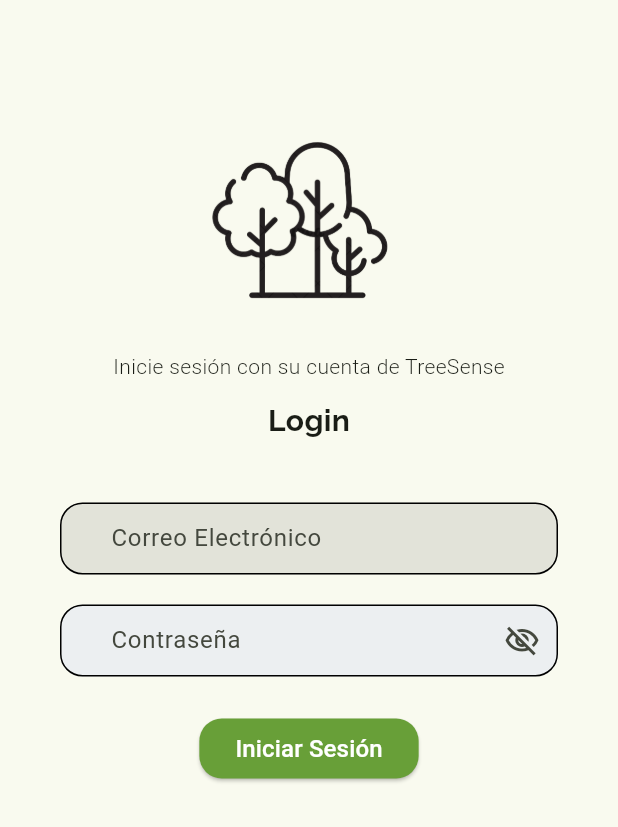
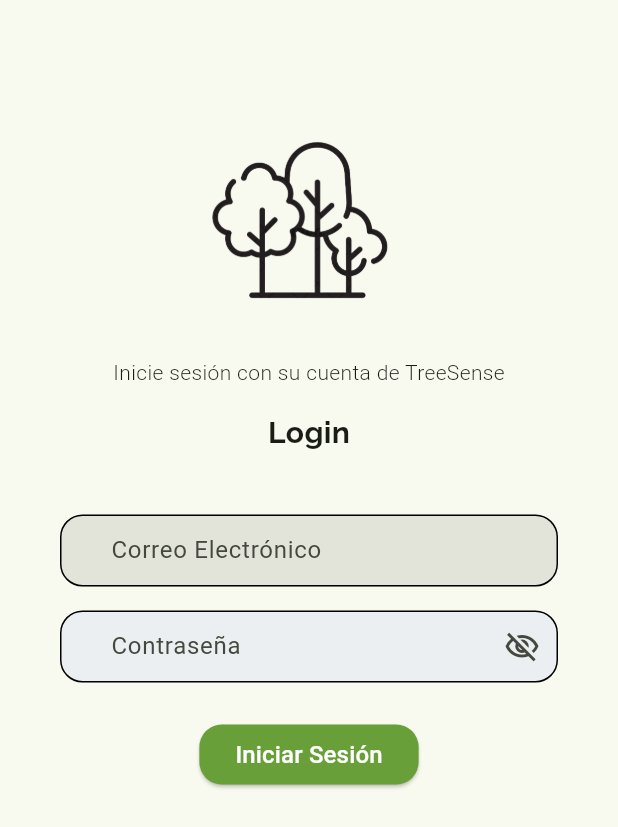
Before and after one commit to PabloPei/TreeSense-Mobile, a Flutter app: the screen it shows after launch, on a phone screen of 412 x 824 dp. Shown: the top 827 px of the screen. Run offline on Flutter 3.47's test engine with Material 3 defaults, Android fonts, the light colour scheme and no system bars; our stand-ins replace flutter_riverpod, flutter_secure_storage, go_router, google_fonts, image_picker; missing offline and left inert: dart_jsonwebtoken; statements that could not run were skipped.

Commit message:
Ajustes para mostrar hora de argentina en la carga. Saco requisitos de password y email en login (salvo campo vacio)

```diff
--- a/assets/messages/es.json
+++ b/assets/messages/es.json
@@ -1,5 +1,5 @@
 {
-    "last_uploads_title": "Ultimas Cargas",
+    "last_uploads_title": "Últimas Cargas",
     "app_title": "TreeSense",
     "login_title": "Login",
     "login_description": "Inicie sesión con su cuenta de TreeSense",
@@ -40,7 +40,7 @@
     "error_refresh_token": "Error al obtener el token de refresco",
     "error_tree_saved" : "Error al guardar el árbol",
     "error_retrieve_species": "Error al recuperar la lista de especies",
-    "error_get_last_upload": "Error al recuperar las ultimas cargas del usuario",
+    "error_get_last_upload": "Error al recuperar las últimas cargas del usuario",
     "error_unknow": "Error desconocido",
     "user_profile_title": "Perfil de usuario",
     "language": "Lenguaje"
--- a/lib/features/auth/presentation/Widgets/login_form.dart
+++ b/lib/features/auth/presentation/Widgets/login_form.dart
@@ -4,6 +4,7 @@
 import 'package:treesense/features/auth/presentation/Widgets/password_field.dart';
 import 'package:treesense/shared/utils/app_utils.dart';
 import 'package:treesense/core/theme/font_conf.dart';
+import 'package:treesense/core/theme/format.dart';
 
 class LoginForm extends StatelessWidget {
   final TextEditingController emailController;
@@ -28,29 +29,29 @@
           child: Column(
             mainAxisSize: MainAxisSize.min,
             children: [
-              const SizedBox(height: 40),
+              const SizedBox(height: AppSpacing.xl),
               Image.asset(
                 'assets/logos/home_logo.png',
                 width: 150,
                 height: 150,
               ),
-              const SizedBox(height: 12),
+              const SizedBox(height: AppSpacing.sm),
               Text(
                 MessageLoader.get('login_description'),
                 style: AppTextStyles.captionTextStyle,
               ),
-              const SizedBox(height: 12),
+              const SizedBox(height: AppSpacing.sm),
               Text(
                 MessageLoader.get('login_title'),
                 style: AppTextStyles.titleStyle,
               ),
-              const SizedBox(height: 40),
+              const SizedBox(height: AppSpacing.xl),
               EmailField(emailController),
-              const SizedBox(height: 20),
+              const SizedBox(height: AppSpacing.sm),
               LoginPassword(passwordController),
-              const SizedBox(height: 24),
+              const SizedBox(height: AppSpacing.md),
               LoginButton(onPressed: onLogin, isLoading: isLoading),
-              const SizedBox(height: 20),
+              const SizedBox(height: AppSpacing.sm),
             ],
           ),
         ),
--- a/lib/features/tree/presentation/widgets/tree_widget.dart
+++ b/lib/features/tree/presentation/widgets/tree_widget.dart
@@ -40,7 +40,7 @@
             const SizedBox(height: 10),
 
             Text(
-              '${MessageLoader.get('tree_form_createAt')}: ${formattedDate}',
+              '${MessageLoader.get('tree_form_createAt')}: $formattedDate',
               style: AppTextStyles.bodyTextStyle,
             ),
             const SizedBox(height: 5),
--- a/lib/features/user/presentation/pages/temp_main.dart
+++ b/lib/features/user/presentation/pages/temp_main.dart
@@ -4,6 +4,7 @@
 import 'package:treesense/features/user/presentation/pages/user_profile_page.dart';
 import '/core/theme/app_theme.dart';
 
+//TODO: borrar en produccion
 void main() async {
   WidgetsFlutterBinding.ensureInitialized();
   await MessageLoader.load();
--- a/lib/features/user/presentation/pages/user_profile_page.dart
+++ b/lib/features/user/presentation/pages/user_profile_page.dart
@@ -29,9 +29,7 @@
     return Scaffold(
       appBar: AppBar(
         leading: IconButton(
-          icon: const Icon(
-            Icons.chevron_left,
-          ), // Cambiá el ícono si querés otro
+          icon: const Icon(Icons.chevron_left),
           onPressed: () => context.pop(),
           tooltip: 'Volver',
         ),
```
Also changed, not shown: lib/features/auth/presentation/Widgets/email_field.dart (+2 -5 lines), lib/features/auth/presentation/Widgets/password_field.dart (+0 -9 lines), lib/features/tree/infrastructure/models/tree_impl.dart (+6 -2 lines), lib/shared/utils/app_utils.dart (+10 -0 lines).
